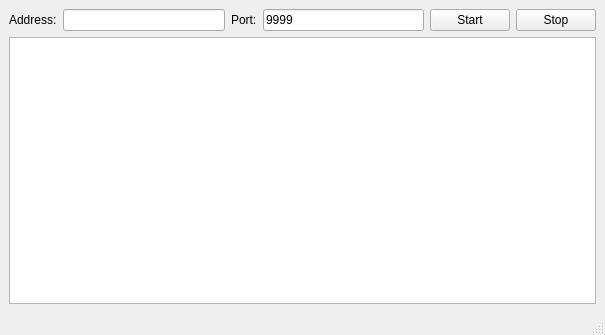
Qt form coordinator/coordinatorwindow.ui (GustavoKatel/computerNetworksAssigment) before a commit.
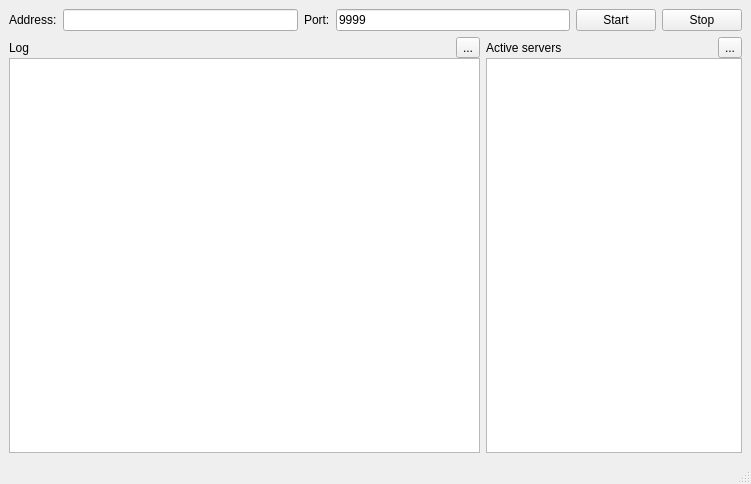
The same form after that commit. Icons and pictures are not drawn.

Commit message: Add missing `const` and process method for Server hello

The edit to the form file:
```diff
--- a/coordinator/coordinatorwindow.ui
+++ b/coordinator/coordinatorwindow.ui
@@ -6,8 +6,8 @@
    <rect>
     <x>0</x>
     <y>0</y>
-    <width>605</width>
-    <height>335</height>
+    <width>751</width>
+    <height>484</height>
    </rect>
   </property>
   <property name="windowTitle">
@@ -58,11 +58,89 @@
      </layout>
     </item>
     <item>
-     <widget class="QPlainTextEdit" name="plainTextEdit">
-      <property name="readOnly">
-       <bool>true</bool>
-      </property>
-     </widget>
+     <layout class="QHBoxLayout" name="horizontalLayout_2">
+      <item>
+       <layout class="QVBoxLayout" name="verticalLayout_2">
+        <property name="spacing">
+         <number>0</number>
+        </property>
+        <item>
+         <layout class="QHBoxLayout" name="horizontalLayout_3">
+          <property name="spacing">
+           <number>0</number>
+          </property>
+          <item>
+           <widget class="QLabel" name="label_3">
+            <property name="text">
+             <string>Log</string>
+            </property>
+           </widget>
+          </item>
+          <item>
+           <widget class="QToolButton" name="toolButton">
+            <property name="text">
+             <string>...</string>
+            </property>
+            <property name="icon">
+             <iconset theme="document-save">
+              <normaloff>.</normaloff>.</iconset>
+            </property>
+           </widget>
+          </item>
+         </layout>
+        </item>
+        <item>
+         <widget class="QPlainTextEdit" name="plainTextEdit">
+          <property name="readOnly">
+           <bool>true</bool>
+          </property>
+         </widget>
+        </item>
+       </layout>
+      </item>
+      <item>
+       <layout class="QVBoxLayout" name="verticalLayout_3">
+        <property name="spacing">
+         <number>0</number>
+        </property>
+        <item>
+         <layout class="QHBoxLayout" name="horizontalLayout_4">
+          <property name="spacing">
+           <number>0</number>
+          </property>
+          <item>
+           <widget class="QLabel" name="label_4">
+            <property name="text">
+             <string>Active servers</string>
+            </property>
+           </widget>
+          </item>
+          <item>
+           <widget class="QToolButton" name="toolButton_2">
+            <property name="text">
+             <string>...</string>
+            </property>
+            <property name="icon">
+             <iconset theme="document-save">
+              <normaloff>.</normaloff>.</iconset>
+            </property>
+           </widget>
+          </item>
+         </layout>
+        </item>
+        <item>
+         <widget class="QListWidget" name="list_servers">
+          <property name="sizePolicy">
+           <sizepolicy hsizetype="Preferred" vsizetype="Expanding">
+            <horstretch>0</horstretch>
+            <verstretch>0</verstretch>
+           </sizepolicy>
+          </property>
+         </widget>
+        </item>
+       </layout>
+      </item>
+     </layout>
     </item>
    </layout>
   </widget>
```
Left out of the diff: 2 changed lines with no effect on the pictures. The commit also changes 2 other files.
